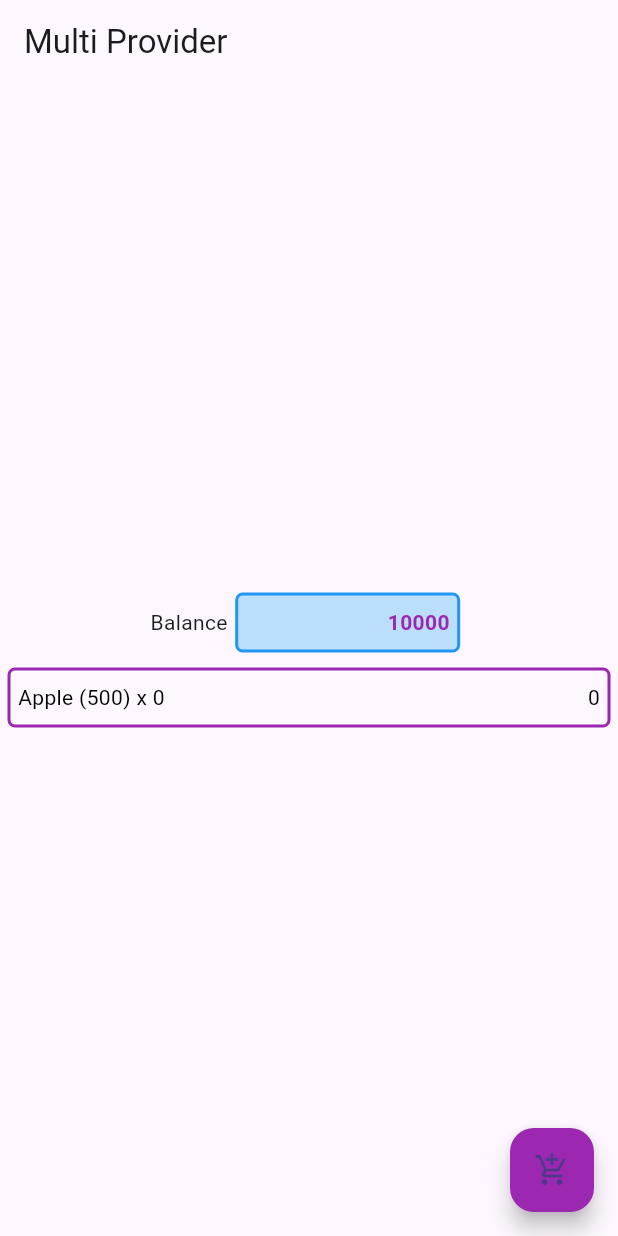
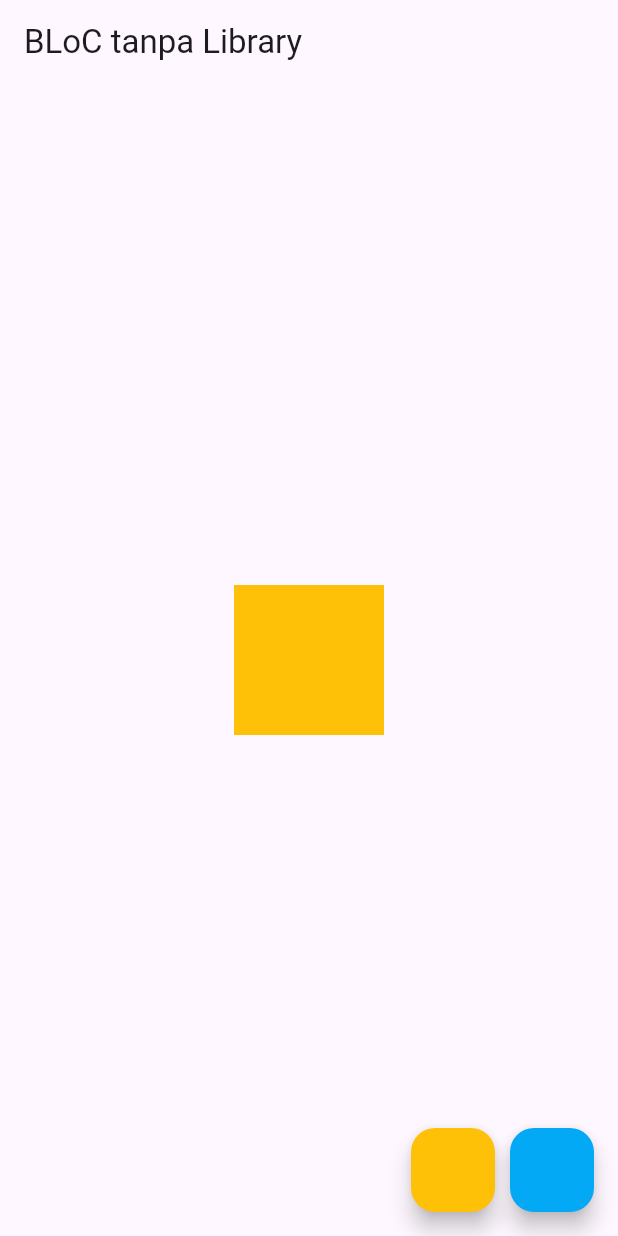
Before and after one commit to diasoy/flutter_study, a Flutter app: the screen it shows after launch, on a phone screen of 412 x 824 dp. Run offline on Flutter 3.47's test engine with Material 3 defaults, Android fonts, the phone set to English and light mode, and no system bars.

Commit message:
BLoC state management

```diff
--- a/lib/application_color.dart
+++ /dev/null
@@ -1,16 +0,0 @@
-
-
-import 'package:flutter/material.dart';
-
-class ApplicationColor with ChangeNotifier {
-  bool _isLightBlue = true;
-
-  bool get isLightBlue => _isLightBlue;
-
-  set isLightBlue(bool value) {
-    _isLightBlue = value;
-    notifyListeners();
-  }
-
-  Color get color => (_isLightBlue) ? Colors.lightBlue : Colors.amber;
-}
--- a/lib/cart.dart
+++ /dev/null
@@ -1,12 +0,0 @@
-import 'package:flutter/foundation.dart';
-
-class Cart with ChangeNotifier {
-  int _quantity = 0;
-
-  int get quantity => _quantity;
-
-  set quantity(int value) {
-    _quantity = value;
-    notifyListeners();
-  }
-}
--- /dev/null
+++ b/lib/color_bloc.dart
@@ -0,0 +1,42 @@
+// ignore_for_file: constant_identifier_names
+
+import 'dart:async';
+
+import 'package:flutter/material.dart';
+
+enum ColorEvent {
+  to_amber,
+  to_light_blue,
+}
+
+class ColorBloc{
+  Color _color = Colors.amber;
+
+  final _eventStreamController = StreamController<ColorEvent>();
+  StreamSink<ColorEvent> get eventSink => _eventStreamController.sink;
+  Stream<ColorEvent> get eventStream => _eventStreamController.stream;
+
+  final _stateStreamController = StreamController<Color>.broadcast();
+  StreamSink<Color> get _stateSink => _stateStreamController.sink;
+  Stream<Color> get stateStream => _stateStreamController.stream;
+
+
+  ColorBloc(){
+    _eventStreamController.stream.listen(_mapEventToState);
+  }
+
+  void _mapEventToState(ColorEvent colorEvent){
+    if(colorEvent == ColorEvent.to_amber) {
+      _color = Colors.amber;
+    } else {
+      _color = Colors.lightBlue;
+    }
+
+    _stateSink.add(_color);
+  }
+
+  void dispose(){
+    _stateStreamController.close();
+    _eventStreamController.close();
+  }
+}
--- a/lib/main.dart
+++ b/lib/main.dart
@@ -1,123 +1,59 @@
-// ignore_for_file: prefer_const_constructors_in_immutables
+// ignore_for_file: prefer_const_constructors_in_immutables, prefer_const_constructors
 
 import 'package:flutter/material.dart';
-import 'package:flutter_study/application_color.dart';
-import 'package:provider/provider.dart';
-
-import 'cart.dart';
-import 'money.dart';
+import 'package:flutter_study/color_bloc.dart';
 
 void main() {
   runApp(MyApp());
 }
 
-class MyApp extends StatelessWidget {
+class MyApp extends StatefulWidget {
   const MyApp({super.key});
+
+  @override
+  State<MyApp> createState() => _MyAppState();
+}
+
+class _MyAppState extends State<MyApp> {
+  ColorBloc bloc = ColorBloc();
 
   @override
   Widget build(BuildContext context) {
     return MaterialApp(
-        home: MultiProvider(
-      providers: [
-        ChangeNotifierProvider(create: (context) => Money()),
-        ChangeNotifierProvider(create: (context) => Cart()),
-      ],
-      child: Scaffold(
-        floatingActionButton: Consumer<Money>(
-          builder: (context, money, _) => Consumer<Cart>(
-            builder: (context, cart, _) => FloatingActionButton(
-              onPressed: () {
-                if (money.balance >= 500) {
-                  cart.quantity += 1;
-                  money.balance -= 500;
-                }
+        home: Scaffold(
+            floatingActionButton: Row(
+              mainAxisAlignment: MainAxisAlignment.end,
+              children: [
+                FloatingActionButton(
+                  backgroundColor: Colors.amber,
+                  onPressed: () {
+                    bloc.eventSink.add(ColorEvent.to_amber);
+                  },
+                ),
+                SizedBox(width: 10),
+                FloatingActionButton(
+                  backgroundColor: Colors.lightBlue,
+                  onPressed: () {
+                    bloc.eventSink.add(ColorEvent.to_light_blue);
+                  },
+                ),
+              ],
+            ),
+            appBar: AppBar(
+              title: Text('BLoC tanpa Library'),
+            ),
+            body: Center(
+                child: StreamBuilder(
+              stream: bloc.stateStream,
+              initialData: Colors.amber,
+              builder: (context, snapshot) {
+                return AnimatedContainer(
+                  width: 100,
+                  height: 100,
+                  color: snapshot.data,
+                  duration: Duration(milliseconds: 500),
+                );
               },
-              child: Icon(Icons.add_shopping_cart),
-              backgroundColor: Colors.purple,
-            ),
-          ),
-          child: Consumer<Cart>(
-            builder: (context, cart, _) => FloatingActionButton(
-              onPressed: () {
-                cart.quantity += 1;
-                context.read<Money>().balance -= 500;
-              },
-              child: Icon(Icons.add_shopping_cart),
-              backgroundColor: Colors.purple,
-            ),
-            child: FloatingActionButton(
-              onPressed: () {},
-              child: Icon(Icons.add),
-              backgroundColor: Colors.purple,
-            ),
-          ),
-        ),
-        appBar: AppBar(
-          title: Text("Multi Provider"),
-        ),
-        body: Center(
-          child: Column(
-            mainAxisAlignment: MainAxisAlignment.center,
-            children: <Widget>[
-              Row(
-                mainAxisAlignment: MainAxisAlignment.center,
-                children: <Widget>[
-                  Text('Balance'),
-                  Container(
-                    child: Align(
-                      alignment: Alignment.centerRight,
-                      child: Consumer<Money>(
-                        builder: (context, money, _) => Text(
-                          money.balance.toString(),
-                          style: TextStyle(
-                              color: Colors.purple,
-                              fontWeight: FontWeight.w700),
-                        ),
-                      ),
-                    ),
-                    height: 40,
-                    width: 150,
-                    margin: EdgeInsets.all(5),
-                    padding: EdgeInsets.all(5),
-                    decoration: BoxDecoration(
-                        color: Colors.blue[100],
-                        border: Border.all(color: Colors.blue, width: 2),
-                        borderRadius: BorderRadius.circular(5)),
-                  )
-                ],
-              ),
-              Container(
-                child: Align(
-                  alignment: Alignment.centerRight,
-                  child: Consumer<Cart>(
-                    builder: (context, cart, _) => Row(
-                      mainAxisAlignment: MainAxisAlignment.spaceBetween,
-                      children: [
-                        Text("Apple (500) x " + cart.quantity.toString(),
-                            style: TextStyle(color: Colors.black)),
-                        Text((500 * cart.quantity).toString(),
-                            style: TextStyle(color: Colors.black)),
-                      ],
-                    ),
-                    child: Row(
-                      mainAxisAlignment: MainAxisAlignment.spaceBetween,
-                      children: [
-                        Text("10000", style: TextStyle(color: Colors.green)),
-                      ],
-                    ),
-                  ),
-                ),
-                height: 40,
-                margin: EdgeInsets.all(5),
-                padding: EdgeInsets.all(5),
-                decoration: BoxDecoration(
-                    border: Border.all(color: Colors.purple, width: 2),
-                    borderRadius: BorderRadius.circular(5)),
-              )
-            ],
-          ),
-        ),
-      ),
-    ));
+            ))));
   }
 }
--- a/lib/money.dart
+++ /dev/null
@@ -1,12 +0,0 @@
-import 'package:flutter/foundation.dart';
-
-class Money with ChangeNotifier {
-  int _balance = 10000;
-
-  int get balance => _balance;
-
-  set balance(int value) {
-    _balance = value;
-    notifyListeners();
-  }
-}
```
